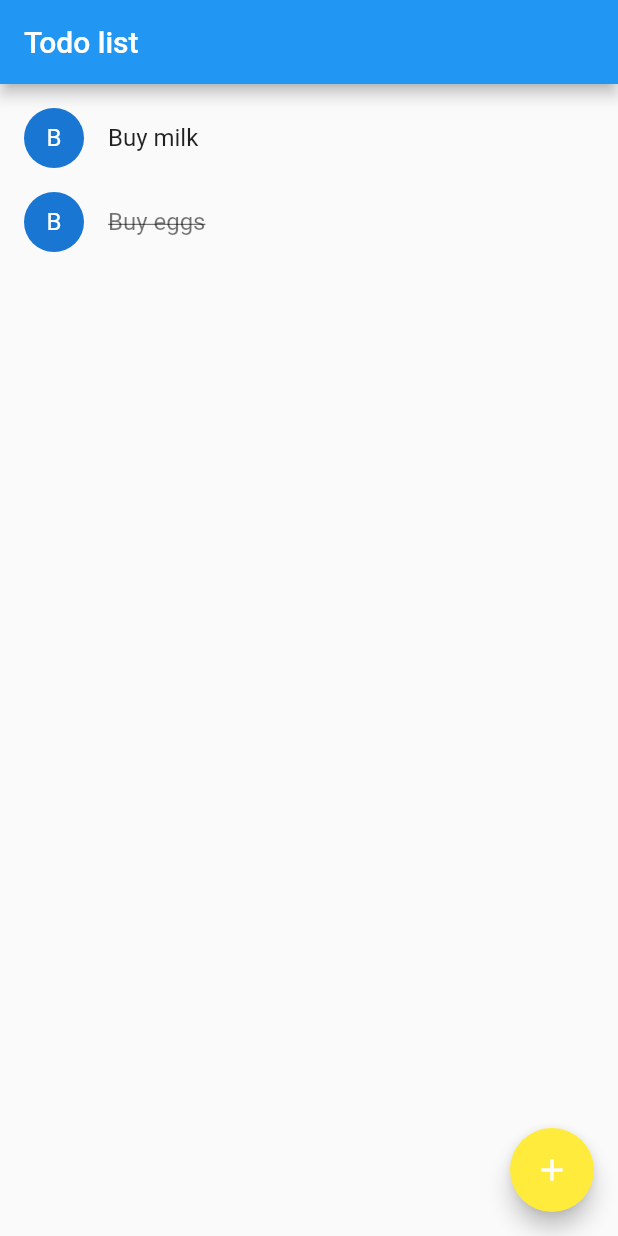
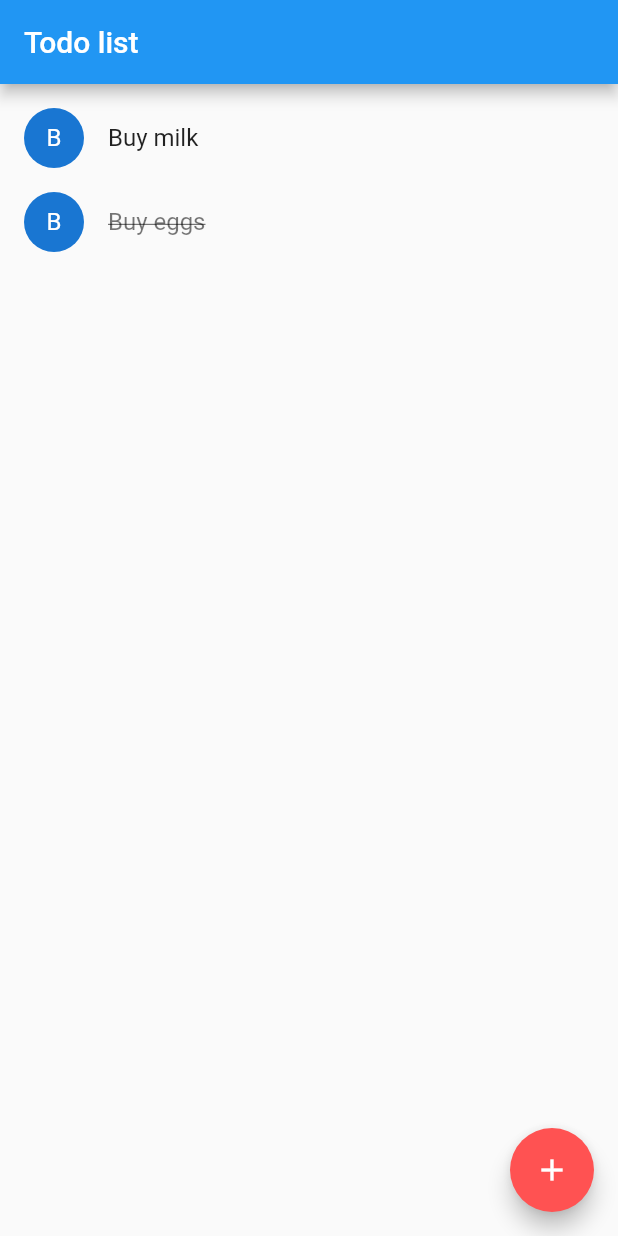
Before and after one commit to dotdotcommadot/meetup_golden_tests, a Flutter app: the screen it shows after launch, on a phone screen of 412 x 824 dp. Run offline on Flutter 3.47's test engine with Material 2 defaults, Android fonts, the phone set to English and light mode, and no system bars.

Commit message:
Update todo_app.dart

```diff
--- a/lib/src/todo_app.dart
+++ b/lib/src/todo_app.dart
@@ -68,7 +68,7 @@ class _TodoListState extends State<TodoList> {
         }).toList(),
       ),
       floatingActionButton: FloatingActionButton(
-          backgroundColor: Colors.yellow,
+          backgroundColor: Colors.redAccent,
           onPressed: () => _displayDialog(),
           tooltip: 'Add Item',
           child: const Icon(Icons.add)),
```
